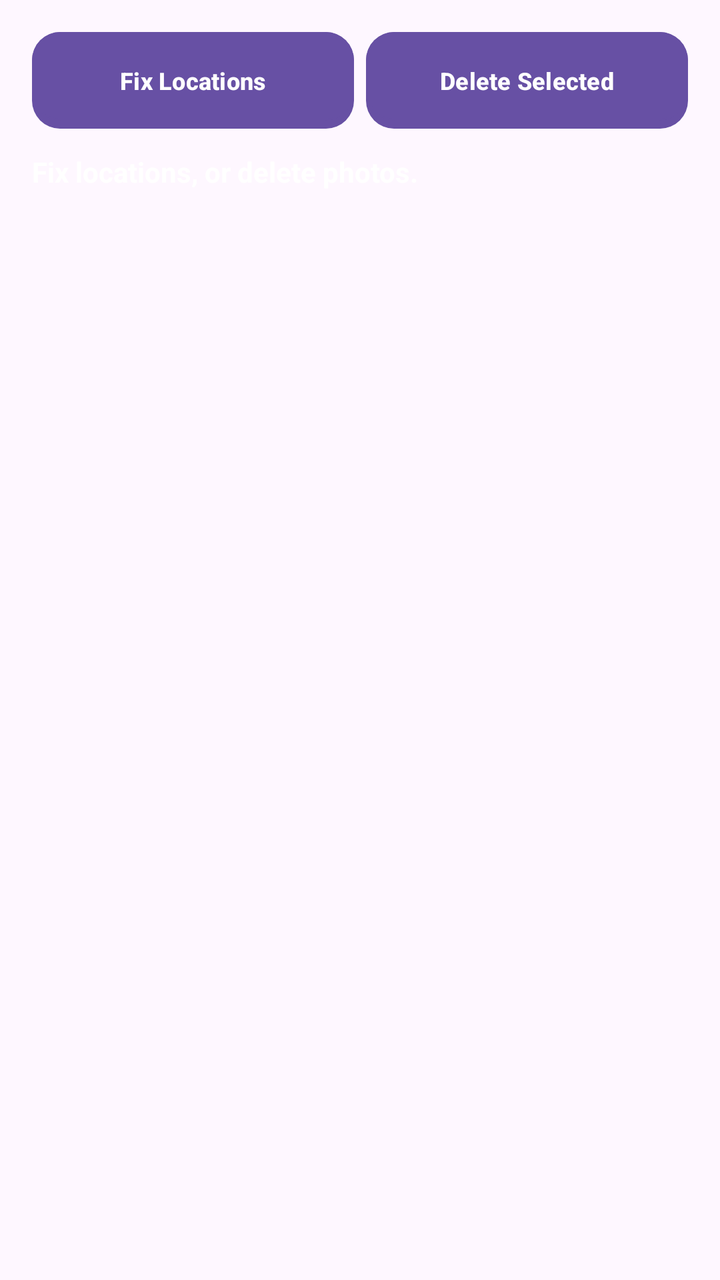
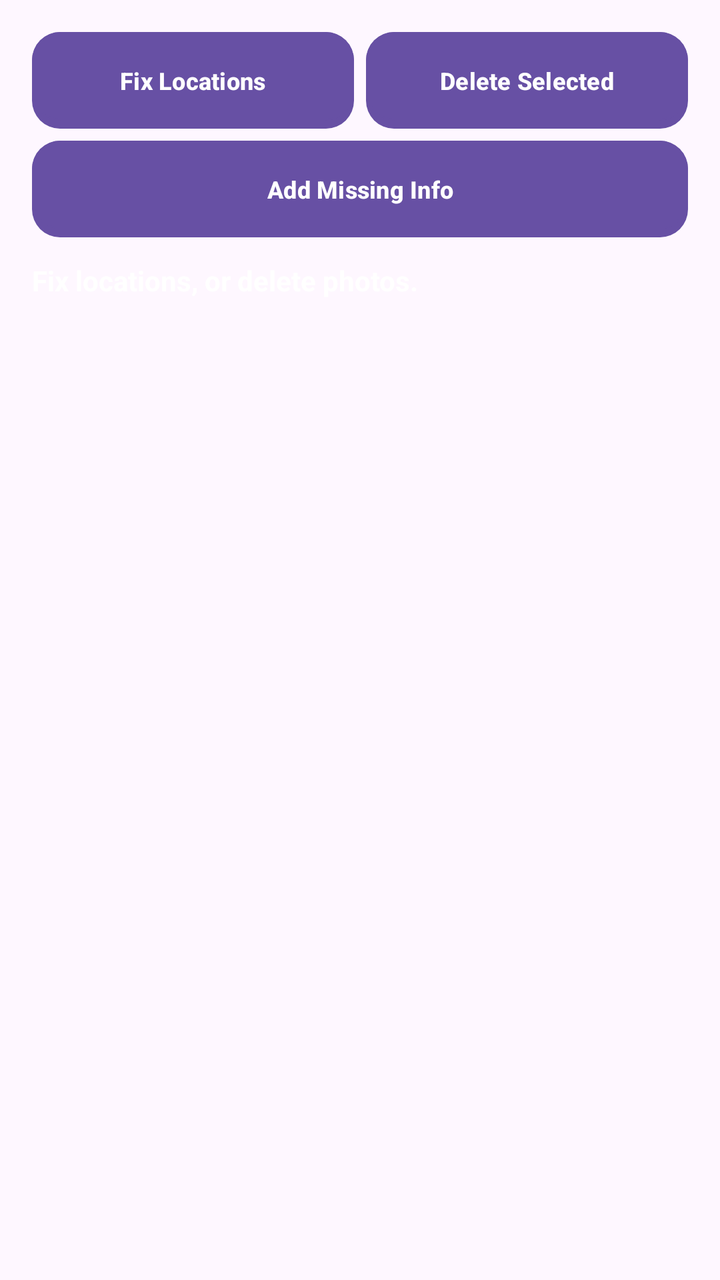

Two renders of the same Android screen: before a commit and after it. Below are the layout's source before the change and the commit's diff.
<!-- AndroidManifest.xml: application theme Theme.Material3.DayNight -->
<!-- res/layout/fragment_edit_photos.xml -->
<?xml version="1.0" encoding="utf-8"?>
<LinearLayout xmlns:android="http://schemas.android.com/apk/res/android"
    android:layout_width="match_parent"
    android:layout_height="match_parent"
    android:orientation="vertical"
    android:padding="16dp">

    
    <LinearLayout
        android:id="@+id/topButtonBar"
        android:layout_width="match_parent"
        android:layout_height="wrap_content"
        android:orientation="horizontal"
        android:baselineAligned="false">

        <Button
            android:id="@+id/fixLocationsButton"
            android:layout_width="0dp"
            android:layout_weight="1"
            android:layout_height="wrap_content"
            android:layout_marginEnd="6dp"
            android:background="@drawable/btn_3d"
            android:textColor="@android:color/white"
            android:textStyle="bold"
            android:textSize="12sp"
            android:paddingVertical="12dp"
            android:text="@string/fix_locations" />


        <Button
            android:id="@+id/deleteSelectedButton"
            android:layout_width="0dp"
            android:layout_weight="1"
            android:layout_height="wrap_content"
            android:background="@drawable/btn_3d"
            android:textColor="@android:color/white"
            android:textStyle="bold"
            android:textSize="12sp"
            android:paddingVertical="12dp"
            android:text="@string/delete_selected" />

    </LinearLayout>

    <TextView
        android:id="@+id/statusText"
        android:layout_width="match_parent"
        android:layout_height="wrap_content"
        android:layout_marginTop="12dp"
        android:textSize="14sp"
        android:textStyle="bold"
        android:textColor="@android:color/white"
        android:text="@string/edit_intro" />

    <FrameLayout
        android:layout_width="match_parent"
        android:layout_height="0dp"
        android:layout_weight="1"
        android:layout_marginTop="12dp">

        <androidx.recyclerview.widget.RecyclerView
            android:id="@+id/photosList"
            android:layout_width="match_parent"
            android:layout_height="match_parent" />

        
        <TextView
            android:id="@+id/emptyMessage"
            android:layout_width="wrap_content"
            android:layout_height="wrap_content"
            android:layout_gravity="center"
            android:padding="24dp"
            android:gravity="center"
            android:textSize="20sp"
            android:textStyle="bold"
            android:textColor="@android:color/white"
            android:visibility="gone" />

    </FrameLayout>

    
    <LinearLayout
        android:id="@+id/deleteBar"
        android:layout_width="match_parent"
        android:layout_height="wrap_content"
        android:orientation="horizontal"
        android:layout_marginTop="8dp"
        android:baselineAligned="false"
        android:visibility="gone">

        <Button
            android:id="@+id/deleteButton"
            android:layout_width="0dp"
            android:layout_weight="1"
            android:layout_height="wrap_content"
            android:layout_marginEnd="6dp"
            android:background="@drawable/btn_3d"
            android:textColor="@android:color/white"
            android:textStyle="bold"
            android:paddingVertical="12dp"
            android:text="@string/delete_button" />

        <Button
            android:id="@+id/cancelButton"
            android:layout_width="0dp"
            android:layout_weight="1"
            android:layout_height="wrap_content"
            android:background="@drawable/btn_3d"
            android:textColor="@android:color/white"
            android:textStyle="bold"
            android:paddingVertical="12dp"
            android:text="@string/cancel_button" />

    </LinearLayout>

</LinearLayout>
<!-- resources referenced by this layout -->
<resources>
  <!-- drawable btn_3d (drawable) -->
  <selector xmlns:android="http://schemas.android.com/apk/res/android">
      
      <item android:state_pressed="true">
          <shape android:shape="rectangle">
              <corners android:radius="14dp" />
              <gradient
                  android:angle="90"
                  android:startColor="#1565C0"
                  android:endColor="#1E88E5" />
              <stroke
                  android:width="1dp"
                  android:color="#0D47A1" />
          </shape>
      </item>
      
      <item>
          <layer-list>
              <item>
                  <shape android:shape="rectangle">
                      <corners android:radius="14dp" />
                      <solid android:color="#0D47A1" />
                  </shape>
              </item>
              <item android:bottom="4dp">
                  <shape android:shape="rectangle">
                      <corners android:radius="14dp" />
                      <gradient
                          android:angle="90"
                          android:startColor="#64B5F6"
                          android:endColor="#1E88E5" />
                      <stroke
                          android:width="1dp"
                          android:color="#0D47A1" />
                  </shape>
              </item>
          </layer-list>
      </item>
  </selector>
  <string name="cancel_button">Cancel</string>
  <string name="delete_button">Delete</string>
  <string name="delete_selected">Delete Selected</string>
  <string name="edit_intro">Fix locations, or delete photos.</string>
  <string name="fix_locations">Fix Locations</string>
</resources>

<!-- the commit's change to res/layout/fragment_edit_photos.xml (unified diff, before → after) -->
@@ -8,6 +8,11 @@
     
     <LinearLayout
         android:id="@+id/topButtonBar"
+        android:layout_width="match_parent"
+        android:layout_height="wrap_content"
+        android:orientation="vertical">
+
+    <LinearLayout
         android:layout_width="match_parent"
         android:layout_height="wrap_content"
         android:orientation="horizontal"
@@ -38,6 +43,21 @@
             android:textSize="12sp"
             android:paddingVertical="12dp"
             android:text="@string/delete_selected" />
+
+    </LinearLayout>
+
+        
+        <Button
+            android:id="@+id/describeAllButton"
+            android:layout_width="match_parent"
+            android:layout_height="wrap_content"
+            android:layout_marginTop="6dp"
+            android:background="@drawable/btn_3d"
+            android:textColor="@android:color/white"
+            android:textStyle="bold"
+            android:textSize="12sp"
+            android:paddingVertical="12dp"
+            android:text="@string/describe_all" />
 
     </LinearLayout>
 
<!-- resource entries referenced after the edit -->
@@ -42,6 +42,7 @@
   <string name="cancel_button">Cancel</string>
   <string name="delete_button">Delete</string>
   <string name="delete_selected">Delete Selected</string>
+  <string name="describe_all">Add Missing Info</string>
   <string name="edit_intro">Fix locations, or delete photos.</string>
   <string name="fix_locations">Fix Locations</string>
 </resources>
